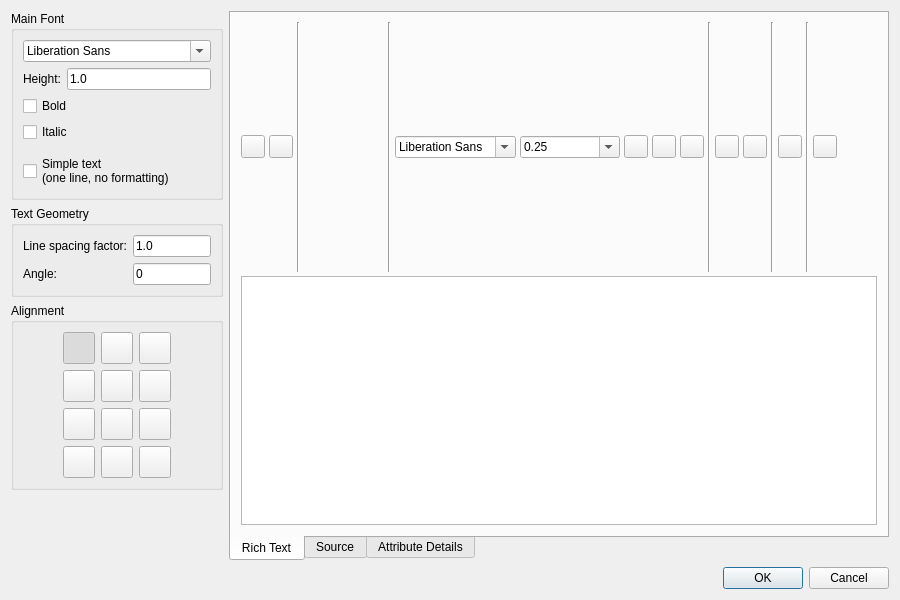
qcad/qcad, file scripts/Draw/Text/TextDialog/TextDialog.ui: the form before one commit.
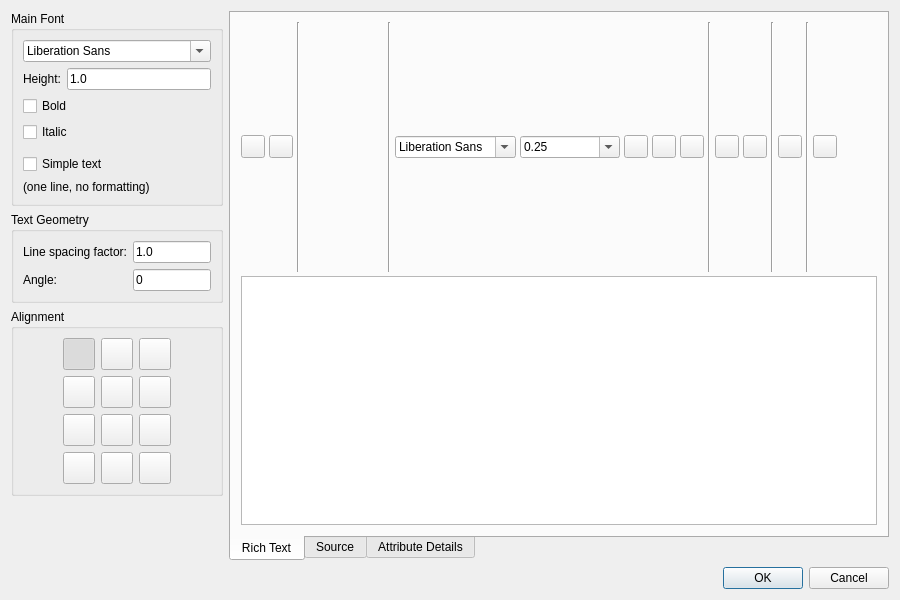
The form after the commit. Icons and pictures are not drawn. Custom widgets are drawn as their Qt base class.

Commit message:
split up checkbox label with line break
avoids UI rendering issues

```diff
--- a/scripts/Draw/Text/TextDialog/TextDialog.ui
+++ b/scripts/Draw/Text/TextDialog/TextDialog.ui
@@ -98,8 +98,14 @@
            <string>Text fits on one line and has no formatting</string>
           </property>
           <property name="text">
-           <string>Simple text
-(one line, no formatting)</string>
+           <string>Simple text</string>
+          </property>
+         </widget>
+        </item>
+        <item>
+         <widget class="QLabel" name="label_2">
+          <property name="text">
+           <string>(one line, no formatting)</string>
           </property>
          </widget>
         </item>
```
